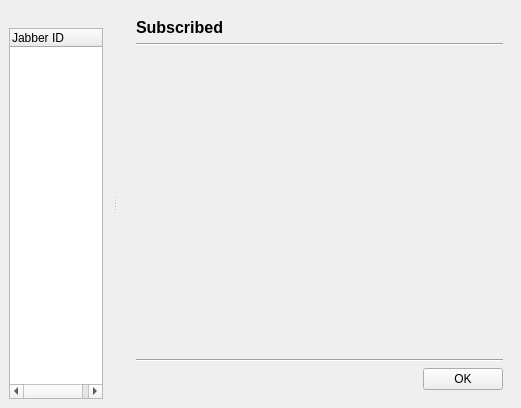
Qt form grouped_events.ui (xmpp-graveyard/jabbim) before a commit.
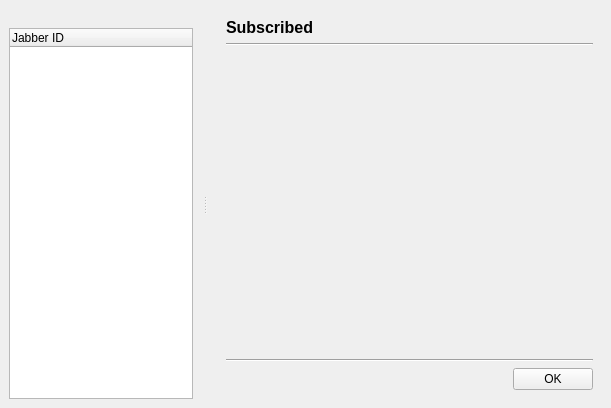
The same form after that commit.

Patch:
```diff
--- a/grouped_events.ui
+++ b/grouped_events.ui
@@ -5,7 +5,7 @@
    <rect>
     <x>0</x>
     <y>0</y>
-    <width>521</width>
+    <width>611</width>
     <height>408</height>
    </rect>
   </property>
```
